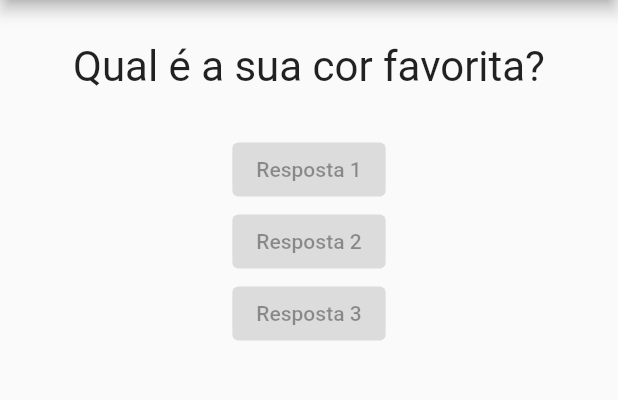
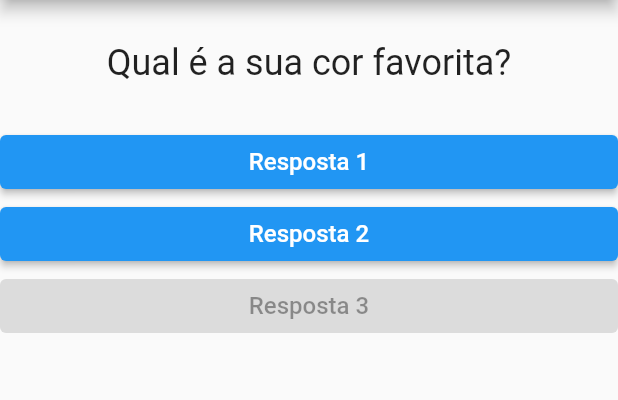
Before and after one commit to AiramCruZ/curso_flutter_cod3r, a Flutter app: the screen it shows after launch, on a phone screen of 412 x 824 dp, the part 84-484 px from its top. Run offline on Flutter 3.47's test engine with Material 2 defaults, Android fonts, the phone set to English and light mode, and no system bars.

Commit message:
Passando função Callback

```diff
--- a/projeto_perguntas/lib/Questao.dart
+++ b/projeto_perguntas/lib/Questao.dart
@@ -12,7 +12,7 @@ class Questao extends StatelessWidget {
         margin: const EdgeInsets.all(28),
         child: Text(
           title,
-          style: const TextStyle(fontSize: 28),
+          style: const TextStyle(fontSize: 24),
           textAlign: TextAlign.center,
         ));
   }
--- a/projeto_perguntas/lib/Resposta.dart
+++ b/projeto_perguntas/lib/Resposta.dart
@@ -2,18 +2,24 @@ import 'package:flutter/material.dart';
 
 class Resposta extends StatelessWidget {
   final String title;
+  final void Function()? onPressed;
 
-  const Resposta(this.title, {Key? key}) : super(key: key);
+  const Resposta(this.title, {Key? key, this.onPressed}) : super(key: key);
 
   @override
   Widget build(BuildContext context) {
-    return ElevatedButton(
-      style: ElevatedButton.styleFrom(
-          primary: Colors.blue,
-          onPrimary: Colors.white
+    return Container(
+      width: double.infinity,
+      child: ElevatedButton(
+        style: ElevatedButton.styleFrom(
+            primary: Colors.blue, onPrimary: Colors.white),
+        onPressed: onPressed,
+        child: Text(
+          title,
+          style: const TextStyle(fontSize: 16),
+          textAlign: TextAlign.center,
+        ),
       ),
-      onPressed: null,
-      child: Text(title),
     );
   }
 }
--- a/projeto_perguntas/lib/main.dart
+++ b/projeto_perguntas/lib/main.dart
@@ -31,9 +31,9 @@ class _PerguntaAppState extends State<PerguntaApp> {
         body: Column(
           children: [
             Questao(perguntas[_perguntaSelecionada]),
-            const Resposta('Resposta 1'),
-            const Resposta('Resposta 2'),
-            const Resposta('Resposta 3'),
+            Resposta('Resposta 1', onPressed: _responder),
+            Resposta('Resposta 2', onPressed: _responder),
+            const Resposta('Resposta 3', onPressed: null),
           ],
         ),
       ),
```
